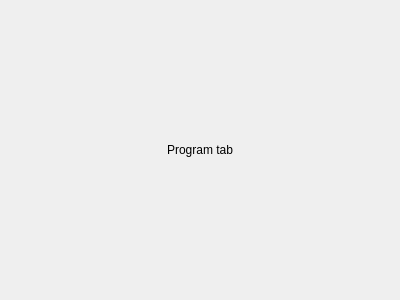
First picture: the form in src/brickv/plugin_system/plugins/red/ui/red_tab_program.ui, repository Tinkerforge/brickv, before the edit.
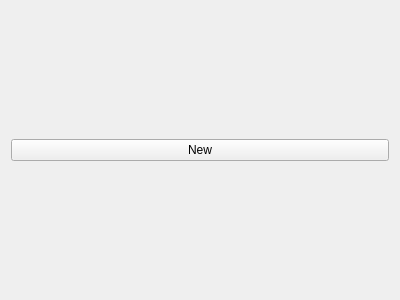
Second picture: the form after the edit.

Commit message: red-brick: Start New Program wizard

```diff
--- a/src/brickv/plugin_system/plugins/red/ui/red_tab_program.ui
+++ b/src/brickv/plugin_system/plugins/red/ui/red_tab_program.ui
@@ -15,12 +15,9 @@
   </property>
   <layout class="QHBoxLayout" name="horizontalLayout">
    <item>
-    <widget class="QLabel" name="label">
+    <widget class="QPushButton" name="button_new">
      <property name="text">
-      <string>Program tab</string>
-     </property>
-     <property name="alignment">
-      <set>Qt::AlignCenter</set>
+      <string>New</string>
      </property>
     </widget>
    </item>
```
The commit also changes 12 other files.
